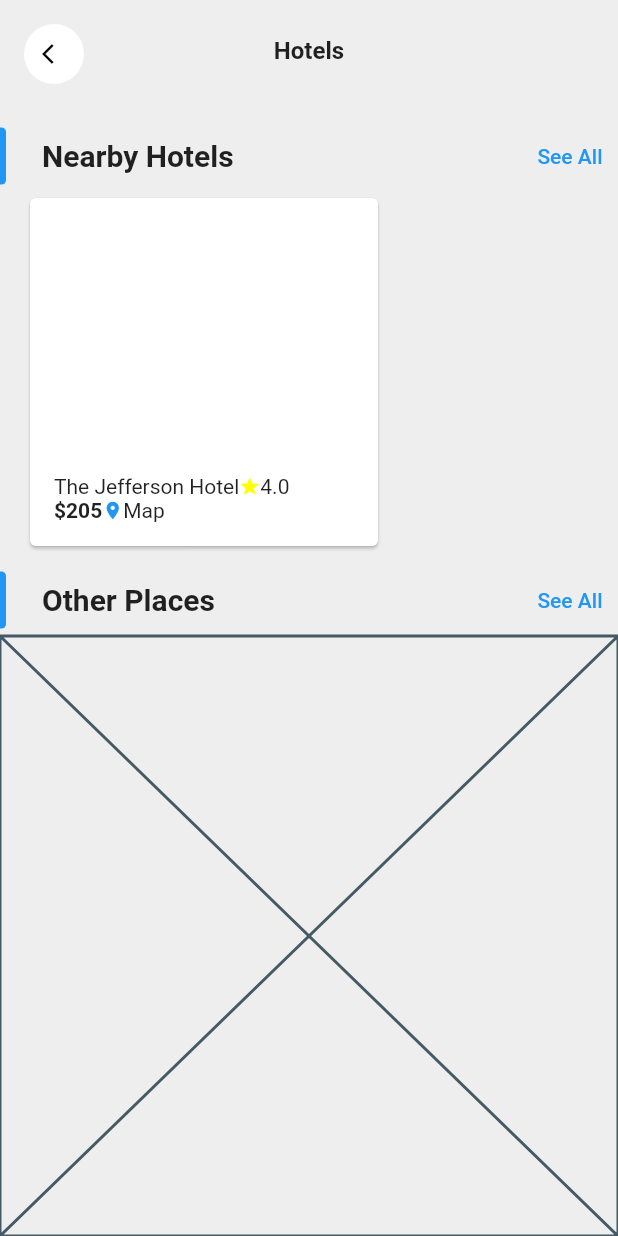
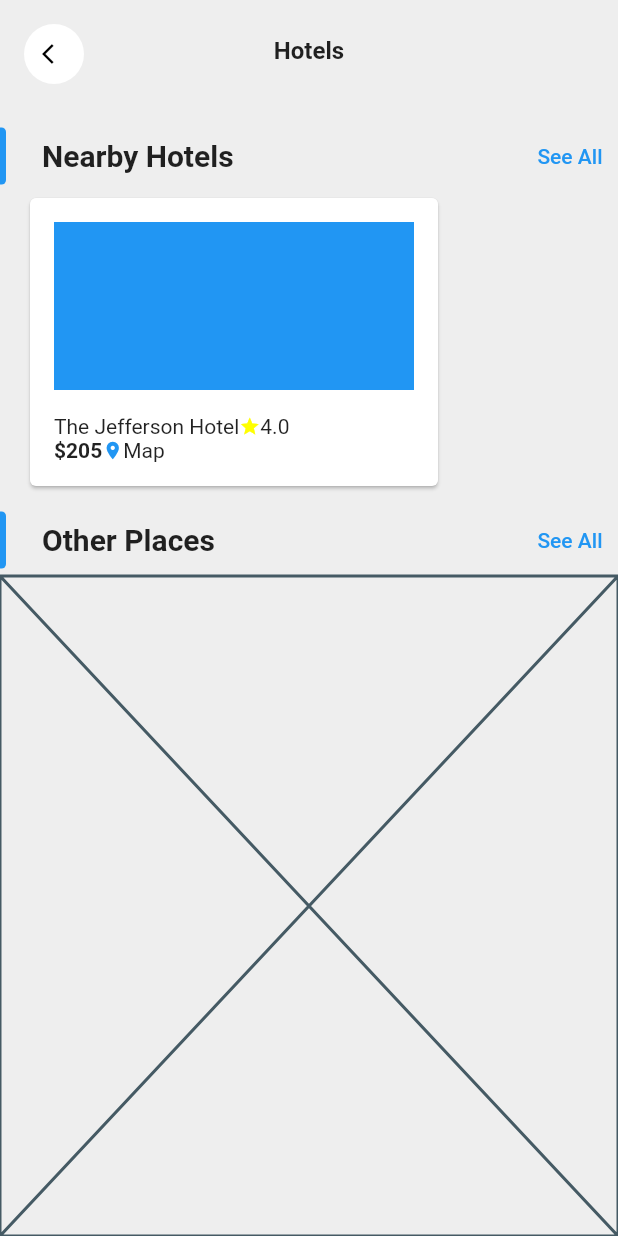
Before and after one commit to JAICHANGPARK/flutter_notebook_19th_story, a Flutter app: the screen it shows after launch, on a phone screen of 412 x 824 dp. Run offline on Flutter 3.47's test engine with Material 2 defaults, Android fonts, the phone set to English and light mode, and no system bars; our stand-ins replace cached_network_image, countup, fl_chart, flutter_riverpod, freezed_annotation, smooth_page_indicator and 1 more.

Commit message:
Update class_hotel_page.dart

```diff
--- a/lib/ep1130_classified_app/src/class_hotel_page.dart
+++ b/lib/ep1130_classified_app/src/class_hotel_page.dart
@@ -89,12 +89,12 @@ class _ClassHotelPageState extends State<ClassHotelPage> {
                   Padding(
                     padding: const EdgeInsets.only(left: 16),
                     child: SizedBox(
-                      height: 240,
+                      height: 200,
                       child: ListView(
                         scrollDirection: Axis.horizontal,
                         children: [
                           SizedBox(
-                            width: 240,
+                            width: 280,
                             child: Card(
                               child: Padding(
                                 padding: const EdgeInsets.all(16.0),
@@ -102,8 +102,13 @@ class _ClassHotelPageState extends State<ClassHotelPage> {
                                   crossAxisAlignment: CrossAxisAlignment.start,
                                   children: [
                                     Expanded(
-                                      child: Container(),
+                                      child: Container(
+                                        decoration: BoxDecoration(
+                                          color: Colors.blue
+                                        ),
+                                      ),
                                     ),
+                                    SizedBox(height: 16,),
                                     Column(
                                       crossAxisAlignment: CrossAxisAlignment.start,
                                       children: [
```
